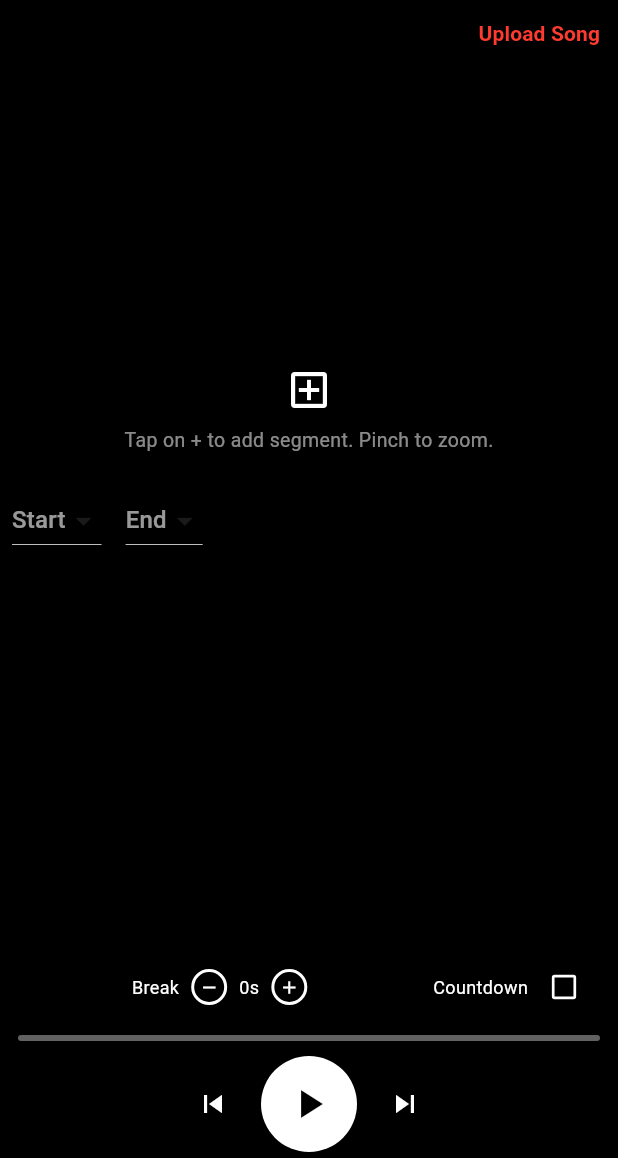
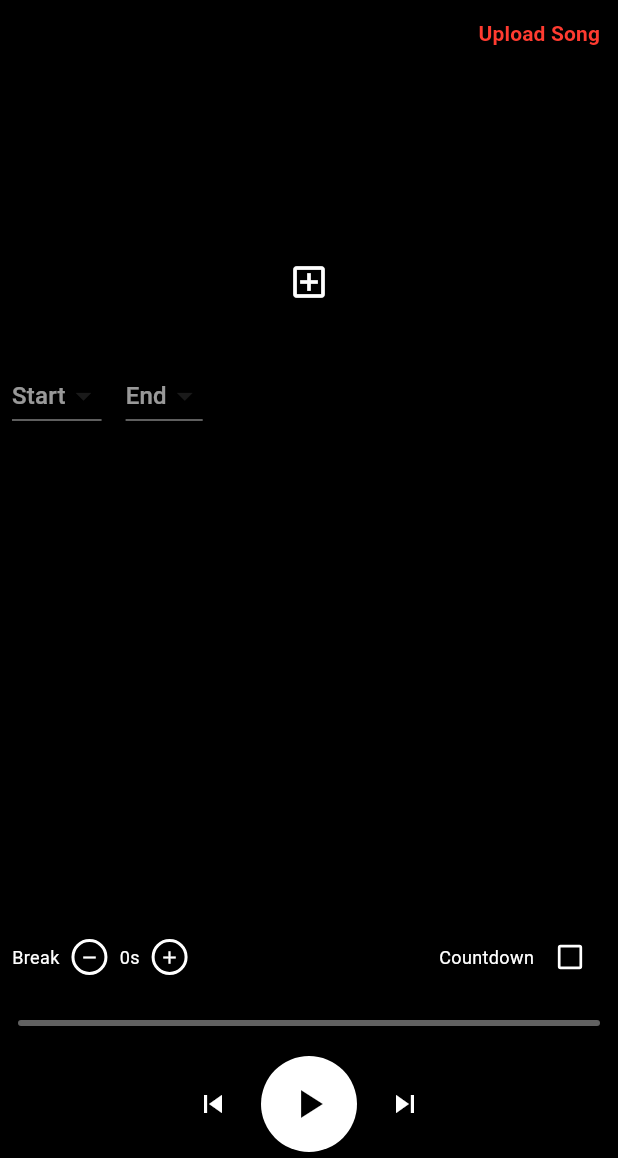
Before and after one commit to Justusschl/LoopingTool, a Flutter app: the screen it shows after launch, after a tap on "Add Segment", on a phone screen of 412 x 824 dp, the part 78-1236 px from its top. Run offline on Flutter 3.47's test engine with Material 3 defaults, Android fonts, the phone set to English and light mode, and no system bars; our stand-ins replace file_picker, just_audio, marquee.

Commit message:
UI tidy up, stable version

```diff
--- a/lib/features/looping_tool/screens/main_screen.dart
+++ b/lib/features/looping_tool/screens/main_screen.dart
@@ -3,12 +3,10 @@ import 'package:provider/provider.dart';
 // Import your real widgets and viewmodel here
 import '../viewmodels/looping_tool_viewmodel.dart';
 import '../widgets/looping_tool_header.dart';
-import '../widgets/custom_timeline.dart';
 import '../widgets/segment_selector.dart';
 import '../widgets/song_timeline_slider.dart';
 import '../widgets/break_duration_selector.dart';
 import '../../../core/services/audio_service.dart';
-import '../widgets/zooom_test.dart';
 import '../widgets/timeline_zoom_test.dart';
 
 // ... other imports
@@ -41,14 +39,9 @@ class _MainScreenState extends State<MainScreen> {
             ),
             // Timeline/Segment Selector (use your custom timeline as placeholder)
             Padding(
-              padding: const EdgeInsets.symmetric(vertical: 8),
+              padding: const EdgeInsets.symmetric(vertical: 2),
               child: SizedBox(
-                height: 180,
-                //child: AnimatedCustomTimeline(
-                //  positionSeconds: audioService.position.inSeconds.toDouble(),
-                //  totalSeconds: (audioService.duration?.inSeconds ?? 0).toDouble(),
-                //  isPlaying: audioService.isPlaying,
-                //),
+                height: 120,
                 child: DAWTimeline(
                   audioPosition: audioService.position.inSeconds.toDouble(),
                   totalSeconds: (audioService.duration?.inSeconds ?? 0).toDouble(),
@@ -60,23 +53,18 @@ class _MainScreenState extends State<MainScreen> {
                 ),
               ),
             ),
-            // Add Segment Button and Instruction
+            // Add Segment Button (moved closer to timeline, text removed)
             Center(
-              child: Column(
-                children: [
-                  IconButton(
-                    icon: Icon(Icons.add_box_outlined, color: Colors.white, size: 32),
+              child: Padding(
+                padding: const EdgeInsets.only(top: 0, bottom: 4),
+                child: IconButton(
+                  icon: Icon(Icons.add_box_outlined, color: Colors.white, size: 28),
                   onPressed: () {
                     final timestamp = audioService.position;
                     final label = String.fromCharCode(65 + vm.markers.length); // 'A', 'B', etc.
                     vm.addMarker(label, timestamp);
                   },
                 ),
-                  Text(
-                    'Tap on + to add segment. Pinch to zoom.',
-                    style: TextStyle(color: Colors.white54, fontSize: 13),
-                  ),
-                ],
               ),
             ),
             // Segment Card or Empty State
@@ -117,17 +105,15 @@ class _MainScreenState extends State<MainScreen> {
             ),
             // Break & Countdown Row
             Padding(
-              padding: const EdgeInsets.symmetric(horizontal: 12, vertical: 2),
+              padding: const EdgeInsets.symmetric(horizontal: 8, vertical: 2),
               child: Row(
                 children: [
-                  Expanded(
-                    child: BreakDurationSelector(
+                  BreakDurationSelector(
                     breakSeconds: vm.breakDuration,
                     onIncrement: () => vm.setBreakDuration(vm.breakDuration + 1),
                     onDecrement: () => vm.setBreakDuration(vm.breakDuration > 1 ? vm.breakDuration - 1 : 1),
                   ),
-                  ),
-                  SizedBox(width: 8),
+                  Spacer(),
                   Text('Countdown', style: TextStyle(color: Colors.white, fontSize: 12)),
                   Transform.scale(
                     scale: 0.9,
--- a/lib/features/looping_tool/viewmodels/looping_tool_viewmodel.dart
+++ b/lib/features/looping_tool/viewmodels/looping_tool_viewmodel.dart
@@ -166,7 +166,7 @@ class LoopingToolViewModel extends ChangeNotifier {
   Future<void> generateWaveform(String filePath) async {
     final player = AudioPlayer();
     await player.setFilePath(filePath);
-    final duration = await player.duration;
+    final duration = player.duration;
 
     // Generate a simple waveform (you can adjust the number of points)
     final waveform = List<double>.generate(100, (index) =>
--- a/lib/features/looping_tool/widgets/custom_timeline.dart
+++ b/lib/features/looping_tool/widgets/custom_timeline.dart
@@ -4,6 +4,7 @@ import 'package:provider/provider.dart';
 import '../../../core/services/audio_service.dart';
 import '../viewmodels/looping_tool_viewmodel.dart';
 import 'dart:math';
+import 'package:looping_tool_mvp/data/models/marker.dart';
 
 
 class CustomTimeline extends StatelessWidget {
@@ -34,6 +35,7 @@ class CustomTimeline extends StatelessWidget {
             waveform: vm.waveform,
             zoomLevel: zoomLevel,
             pan: 0.0,
+            markers: vm.markers,
           ),
           size: Size.infinite,
         ),
@@ -49,6 +51,7 @@ class CustomTimeline extends StatelessWidget {
           waveform: vm.waveform,
           zoomLevel: zoomLevel,
           pan: 0.0,
+          markers: vm.markers,
         ),
         size: Size.infinite,
       ),
@@ -63,6 +66,7 @@ class TimelinePainter extends CustomPainter {
   final List<double> waveform;
   final double zoomLevel;
   final double pan;
+  final List<Marker> markers;
 
   TimelinePainter({
     required this.positionSeconds,
@@ -71,6 +75,7 @@ class TimelinePainter extends CustomPainter {
     required this.waveform,
     required this.zoomLevel,
     required this.pan,
+    required this.markers,
   });
 
   @override
@@ -114,6 +119,30 @@ class TimelinePainter extends CustomPainter {
       );
     }
 
+    // Draw markers
+    final markerPaint = Paint()
+      ..color = Colors.blueAccent
+      ..strokeWidth = 3.0;
+    final textStyle = TextStyle(color: Colors.blueAccent, fontSize: 12, fontWeight: FontWeight.bold);
+    for (final marker in markers) {
+      final markerSec = marker.timestamp.inMilliseconds / 1000.0;
+      if (markerSec < minTime || markerSec > maxTime) continue;
+      final x = centerX + (markerSec - positionSeconds) / secondsPerPixel + pan;
+      if (x < 0 || x > size.width) continue;
+      // Draw marker line
+      canvas.drawLine(
+        Offset(x, 0),
+        Offset(x, size.height),
+        markerPaint,
+      );
+      // Draw marker label offset to the right and below the timeline
+      final textSpan = TextSpan(text: marker.label, style: textStyle);
+      final textPainter = TextPainter(text: textSpan, textDirection: TextDirection.ltr);
+      textPainter.layout(minWidth: 0, maxWidth: 40);
+      // Offset label 8px to the right and 18px below the bottom
+      textPainter.paint(canvas, Offset(x + 8, size.height - textPainter.height + 18));
+    }
+
     // Draw playhead in the center
     canvas.drawLine(
       Offset(centerX, 0),
@@ -126,7 +155,7 @@ class TimelinePainter extends CustomPainter {
 
   @override
   bool shouldRepaint(TimelinePainter oldDelegate) {
-    return oldDelegate.zoomLevel != zoomLevel || oldDelegate.pan != pan || oldDelegate.positionSeconds != positionSeconds;
+    return oldDelegate.zoomLevel != zoomLevel || oldDelegate.pan != pan || oldDelegate.positionSeconds != positionSeconds || oldDelegate.markers != markers;
   }
 }
 
@@ -153,7 +182,7 @@ class _AnimatedTimelineState extends State<AnimatedTimeline> with SingleTickerPr
   double _displayedPosition = 0.0;
   double _lastAudioPosition = 0.0;
   late DateTime _lastUpdateTime;
-  bool _isInteracting = false;
+  final bool _isInteracting = false;
 
   @override
   void initState() {
@@ -327,6 +356,7 @@ class _AnimatedCustomTimelineState extends State<AnimatedCustomTimeline> with Si
               waveform: vm.waveform,
               zoomLevel: _zoomLevel,
               pan: pan,
+              markers: vm.markers,
             ),
           ),
         ),
--- a/lib/features/looping_tool/widgets/segment_selector.dart
+++ b/lib/features/looping_tool/widgets/segment_selector.dart
@@ -31,7 +31,7 @@ class _SegmentSelectorState extends State<SegmentSelector> {
     return Column(
       crossAxisAlignment: CrossAxisAlignment.start,
       children: [
-        const SizedBox(height: 12),
+        const SizedBox(height: 16),
         Row(
           children: [
             DropdownButton<String>(
@@ -79,13 +79,13 @@ class _SegmentSelectorState extends State<SegmentSelector> {
             ),
           ],
         ),
-        const SizedBox(height: 20),
+        const SizedBox(height: 28),
         if (vm.selectedSegment != null) ...[
           Text(
             "Selected Segment: ${_formatDuration(vm.selectedSegment!.duration)}",
             style: const TextStyle(fontWeight: FontWeight.bold, fontSize: 13),
           ),
-          const SizedBox(height: 4),
+          const SizedBox(height: 12),
           SizedBox(
             height: 32,
             child: ElevatedButton(
@@ -108,7 +108,7 @@ class _SegmentSelectorState extends State<SegmentSelector> {
               child: const Text("Loop Selected Segment"),
             ),
           ),
-          const SizedBox(height: 4),
+          const SizedBox(height: 16),
           Row(
             mainAxisAlignment: MainAxisAlignment.spaceBetween,
             children: [
--- a/lib/features/looping_tool/widgets/song_timeline_slider.dart
+++ b/lib/features/looping_tool/widgets/song_timeline_slider.dart
@@ -14,20 +14,30 @@ class SongTimelineSlider extends StatelessWidget {
     final position = audioService.position;
     final markers = vm.markers;
 
+    // Set a constant height for the slider area
+    const sliderHeight = 32.0;
+
     if (duration == null || duration == Duration.zero) {
-      // No audio loaded: show an empty timeline bar
-      return Container(
+      // No audio loaded: show an empty timeline bar with the same height as the slider
+      return SizedBox(
+        height: sliderHeight,
+        child: Center(
+          child: Container(
             height: 4,
             decoration: BoxDecoration(
               color: Colors.grey[700],
               borderRadius: BorderRadius.circular(2),
             ),
-        margin: const EdgeInsets.symmetric(vertical: 4), // reduce vertical space
+            margin: const EdgeInsets.symmetric(vertical: 4),
+          ),
+        ),
       );
     }
 
-    // Audio loaded: show the real slider
-    return Stack(
+    // Audio loaded: show the real slider, but keep the height the same
+    return SizedBox(
+      height: sliderHeight,
+      child: Stack(
         children: [
           // The slider
           Slider(
@@ -67,6 +77,7 @@ class SongTimelineSlider extends StatelessWidget {
               ),
             ),
         ],
+      ),
     );
   }
 
--- a/lib/features/looping_tool/widgets/timeline_zoom_test.dart
+++ b/lib/features/looping_tool/widgets/timeline_zoom_test.dart
@@ -2,6 +2,8 @@ import 'package:flutter/material.dart';
 import 'package:flutter/scheduler.dart';
 import 'custom_timeline.dart';
 import 'dart:math';
+import 'package:provider/provider.dart';
+import '../viewmodels/looping_tool_viewmodel.dart';
 
 class DAWTimeline extends StatefulWidget {
   final double audioPosition;
@@ -72,6 +74,7 @@ class _DAWTimelineState extends State<DAWTimeline> with SingleTickerProviderStat
   Widget build(BuildContext context) {
     final screenWidth = MediaQuery.of(context).size.width;
     final windowSeconds = _baseWindowSeconds / _zoom;
+    final vm = Provider.of<LoopingToolViewModel>(context);
 
     return GestureDetector(
       behavior: HitTestBehavior.opaque,
@@ -109,6 +112,7 @@ class _DAWTimelineState extends State<DAWTimeline> with SingleTickerProviderStat
             waveform: widget.waveform,
             zoomLevel: _zoom,
             pan: 0.0,
+            markers: vm.markers,
           ),
         ),
       ),
--- a/lib/features/looping_tool/widgets/zooom_test.dart
+++ b/lib/features/looping_tool/widgets/zooom_test.dart
@@ -1,6 +1,8 @@
 import 'package:flutter/material.dart';
 
 class ZoomTest extends StatefulWidget {
+  const ZoomTest({super.key});
+
   @override
   _ZoomTestState createState() => _ZoomTestState();
 }
--- a/lib/main.dart
+++ b/lib/main.dart
@@ -5,7 +5,6 @@ import 'core/services/audio_service.dart';
 import 'features/looping_tool/viewmodels/looping_tool_viewmodel.dart';
 import 'theme/app_colors.dart';
 import 'features/looping_tool/screens/main_screen.dart';
-import 'features/looping_tool/widgets/zooom_test.dart';
 //import 'features/looping_tool/screens/main_screen.dart';
 
 void main() {
```
Lines whose indentation alone changed are shown as unchanged.
